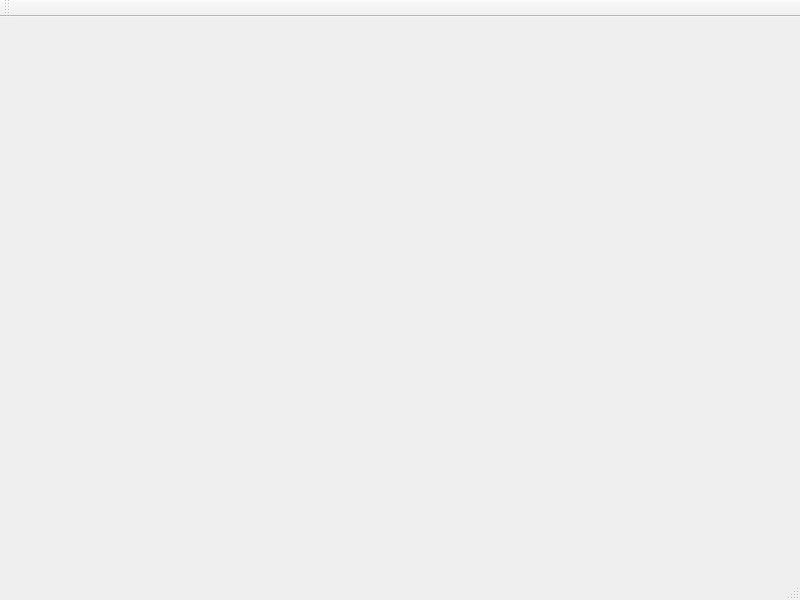
The window that Client/mainwindow.ui (wiglz4/cps111-j4-spring2013) describes before a commit, drawn with Qt 5.
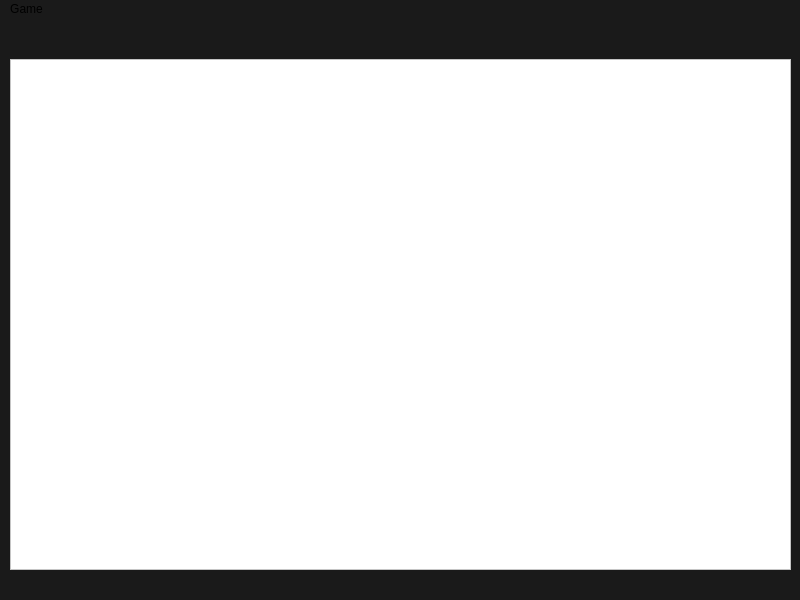
The same window after the commit.

Commit message: Fixed the windows so that btnLocal will show the main window.

Diff of the .ui file:
```diff
--- a/Client/mainwindow.ui
+++ b/Client/mainwindow.ui
@@ -13,7 +13,30 @@
   <property name="windowTitle">
    <string>MainWindow</string>
   </property>
-  <widget class="QWidget" name="centralWidget"/>
+  <property name="styleSheet">
+   <string notr="true">background-color: rgb(26, 26, 26);</string>
+  </property>
+  <widget class="QWidget" name="centralWidget">
+   <widget class="QFrame" name="frGameArea">
+    <property name="geometry">
+     <rect>
+      <x>10</x>
+      <y>40</y>
+      <width>781</width>
+      <height>511</height>
+     </rect>
+    </property>
+    <property name="styleSheet">
+     <string notr="true">background-color:rgb(255, 255, 255)</string>
+    </property>
+    <property name="frameShape">
+     <enum>QFrame::StyledPanel</enum>
+    </property>
+    <property name="frameShadow">
+     <enum>QFrame::Raised</enum>
+    </property>
+   </widget>
+  </widget>
   <widget class="QMenuBar" name="menuBar">
    <property name="geometry">
     <rect>
@@ -23,14 +46,16 @@
      <height>25</height>
     </rect>
    </property>
-  </widget>
-  <widget class="QToolBar" name="mainToolBar">
-   <attribute name="toolBarArea">
-    <enum>TopToolBarArea</enum>
-   </attribute>
-   <attribute name="toolBarBreak">
-    <bool>false</bool>
-   </attribute>
+   <widget class="QMenu" name="menuGame">
+    <property name="title">
+     <string>Game</string>
+    </property>
+    <addaction name="actionNew"/>
+    <addaction name="actionSave"/>
+    <addaction name="actionLoad"/>
+    <addaction name="actionQuit"/>
+   </widget>
+   <addaction name="menuGame"/>
   </widget>
   <widget class="QStatusBar" name="statusBar"/>
  </widget>
```
Left out of the diff: 34 changed lines with no effect on the pictures. The commit also changes 5 other files.
